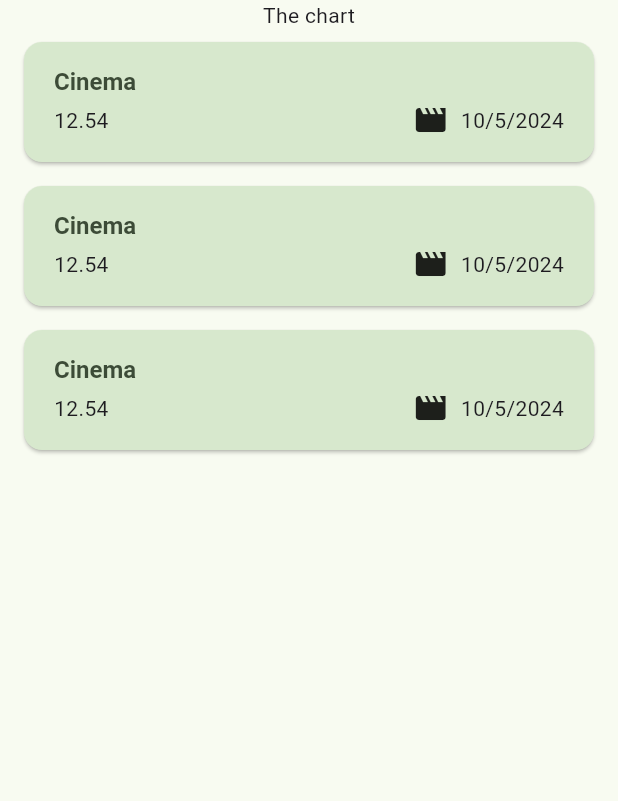
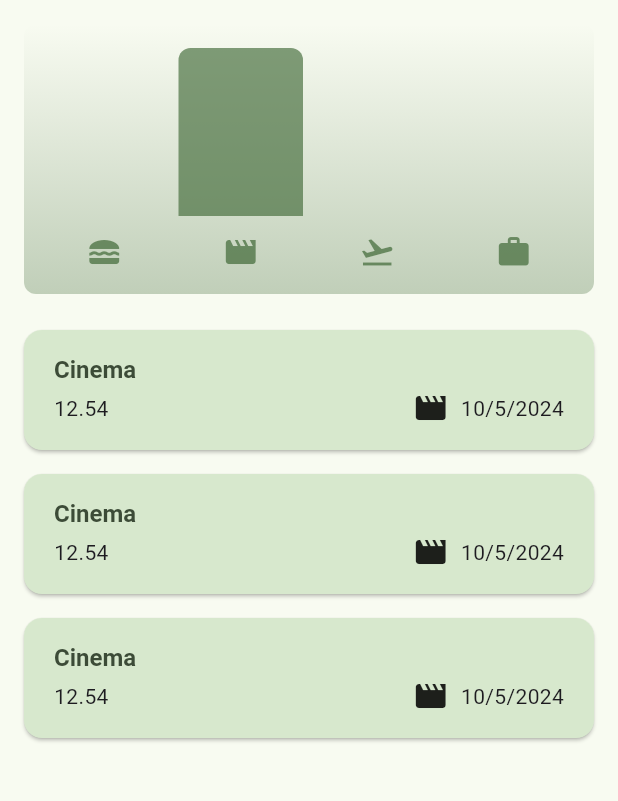
Before and after one commit to IvanHahan/expense_tracker, a Flutter app: the screen it shows after launch, on a phone screen of 412 x 824 dp, the part 84-885 px from its top. Run offline on Flutter 3.47's test engine with Material 3 defaults, Android fonts, the phone set to English and light mode, and no system bars.

Commit message:
add chart

```diff
--- a/lib/main.dart
+++ b/lib/main.dart
@@ -6,9 +6,21 @@ var kColorScheme = ColorScheme.fromSeed(
   seedColor: const Color.fromARGB(255, 7, 129, 11),
 );
 
+var kDarkColorScheme = ColorScheme.fromSeed(
+  brightness: Brightness.dark,
+  seedColor: const Color.fromARGB(255, 7, 129, 11),
+);
+
 void main() {
   runApp(
     MaterialApp(
+      darkTheme: ThemeData.dark().copyWith(
+        colorScheme: kDarkColorScheme,
+        cardTheme: CardTheme(
+          color: kDarkColorScheme.secondaryContainer,
+          margin: const EdgeInsets.symmetric(vertical: 8, horizontal: 16),
+        ),
+      ),
       theme: ThemeData(
         colorScheme: kColorScheme,
         appBarTheme: AppBarTheme(
--- a/lib/models/expense.dart
+++ b/lib/models/expense.dart
@@ -14,9 +14,7 @@ const categoryIcons = {
   Category.work: Icons.work,
 };
 
-
 class Expense {
-
   Expense({
     required this.title,
     required this.amount,
@@ -34,3 +32,26 @@ class Expense {
     return formatter.format(date);
   }
 }
+
+class ExpenseBucket {
+  const ExpenseBucket({
+    required this.category,
+    required this.expenses,
+  });
+
+  ExpenseBucket.forCategory(List<Expense> allExpenses, this.category)
+      : expenses = allExpenses
+            .where((expense) => expense.category == category)
+            .toList();
+
+  final Category category;
+  final List<Expense> expenses;
+
+  double get totalExpenses {
+    double sum = 0;
+    for (final expense in expenses) {
+      sum += expense.amount;
+    }
+    return sum;
+  }
+}
--- /dev/null
+++ b/lib/widgets/chart/chart.dart
@@ -0,0 +1,95 @@
+import 'package:flutter/material.dart';
+
+import 'package:expense_tracker/widgets/chart/chart_bar.dart';
+import 'package:expense_tracker/models/expense.dart';
+
+class Chart extends StatelessWidget {
+  const Chart({super.key, required this.expenses});
+
+  final List<Expense> expenses;
+
+  List<ExpenseBucket> get buckets {
+    return [
+      ExpenseBucket.forCategory(expenses, Category.food),
+      ExpenseBucket.forCategory(expenses, Category.leisure),
+      ExpenseBucket.forCategory(expenses, Category.travel),
+      ExpenseBucket.forCategory(expenses, Category.work),
+    ];
+  }
+
+  double get maxTotalExpense {
+    double maxTotalExpense = 0;
+
+    for (final bucket in buckets) {
+      if (bucket.totalExpenses > maxTotalExpense) {
+        maxTotalExpense = bucket.totalExpenses;
+      }
+    }
+
+    return maxTotalExpense;
+  }
+
+  @override
+  Widget build(BuildContext context) {
+    final isDarkMode =
+        MediaQuery.of(context).platformBrightness == Brightness.dark;
+    return Container(
+      margin: const EdgeInsets.all(16),
+      padding: const EdgeInsets.symmetric(
+        vertical: 16,
+        horizontal: 8,
+      ),
+      width: double.infinity,
+      height: 180,
+      decoration: BoxDecoration(
+        borderRadius: BorderRadius.circular(8),
+        gradient: LinearGradient(
+          colors: [
+            Theme.of(context).colorScheme.primary.withOpacity(0.3),
+            Theme.of(context).colorScheme.primary.withOpacity(0.0)
+          ],
+          begin: Alignment.bottomCenter,
+          end: Alignment.topCenter,
+        ),
+      ),
+      child: Column(
+        children: [
+          Expanded(
+            child: Row(
+              crossAxisAlignment: CrossAxisAlignment.end,
+              children: [
+                for (final bucket in buckets) // alternative to map()
+                  ChartBar(
+                    fill: bucket.totalExpenses == 0
+                        ? 0
+                        : bucket.totalExpenses / maxTotalExpense,
+                  )
+              ],
+            ),
+          ),
+          const SizedBox(height: 12),
+          Row(
+            children: buckets
+                .map(
+                  (bucket) => Expanded(
+                    child: Padding(
+                      padding: const EdgeInsets.symmetric(horizontal: 4),
+                      child: Icon(
+                        categoryIcons[bucket.category],
+                        color: isDarkMode
+                            ? Theme.of(context).colorScheme.secondary
+                            : Theme.of(context)
+                                .colorScheme
+                                .primary
+                                .withOpacity(0.7),
+                      ),
+                    ),
+                  ),
+                )
+                .toList(),
+          )
+        ],
+      ),
+    );
+  }
+}
--- /dev/null
+++ b/lib/widgets/chart/chart_bar.dart
@@ -0,0 +1,34 @@
+import 'package:flutter/material.dart';
+
+class ChartBar extends StatelessWidget {
+  const ChartBar({
+    super.key,
+    required this.fill,
+  });
+
+  final double fill;
+
+  @override
+  Widget build(BuildContext context) {
+    final isDarkMode =
+        MediaQuery.of(context).platformBrightness == Brightness.dark;
+    return Expanded(
+      child: Padding(
+        padding: const EdgeInsets.symmetric(horizontal: 4),
+        child: FractionallySizedBox(
+          heightFactor: fill,
+          child: DecoratedBox(
+            decoration: BoxDecoration(
+              shape: BoxShape.rectangle,
+              borderRadius:
+                  const BorderRadius.vertical(top: Radius.circular(8)),
+              color: isDarkMode
+                  ? Theme.of(context).colorScheme.secondary
+                  : Theme.of(context).colorScheme.primary.withOpacity(0.65),
+            ),
+          ),
+        ),
+      ),
+    );
+  }
+}
--- a/lib/widgets/expenses.dart
+++ b/lib/widgets/expenses.dart
@@ -1,3 +1,4 @@
+import 'package:expense_tracker/widgets/chart/chart.dart';
 import 'package:expense_tracker/widgets/expenses_list/expenses_list.dart';
 import 'package:expense_tracker/models/expense.dart';
 import 'package:expense_tracker/widgets/new_expense.dart';
@@ -92,7 +93,7 @@ class _ExpensesState extends State<Expenses> {
       ),
       body: Column(
         children: [
-          const Text('The chart'),
+          Chart(expenses: _registeredExpenses),
           Expanded(child: mainContent),
         ],
       ),
```
